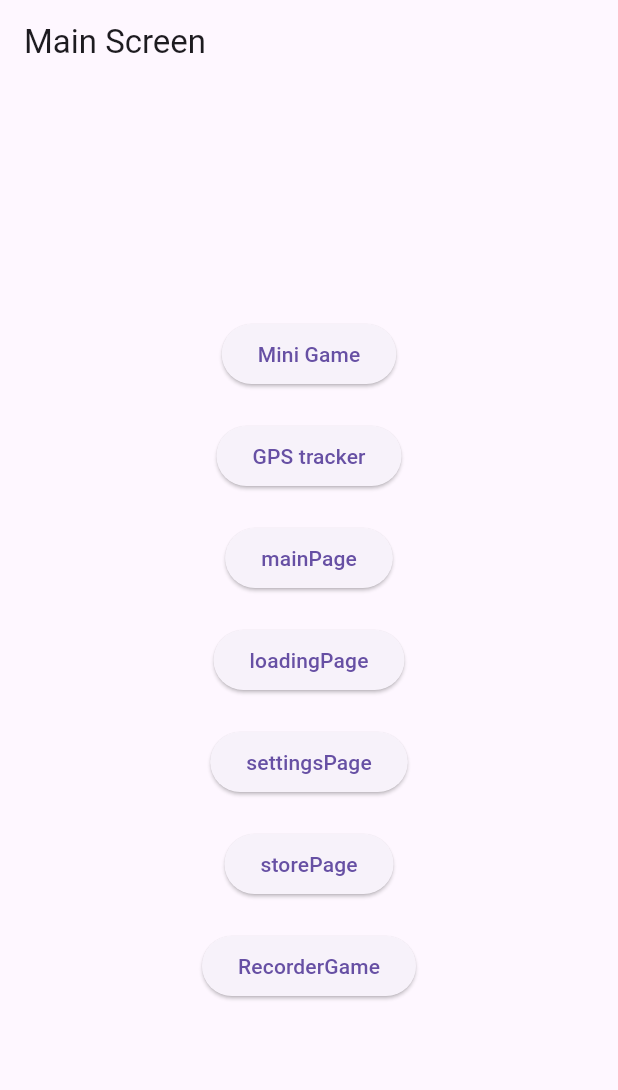
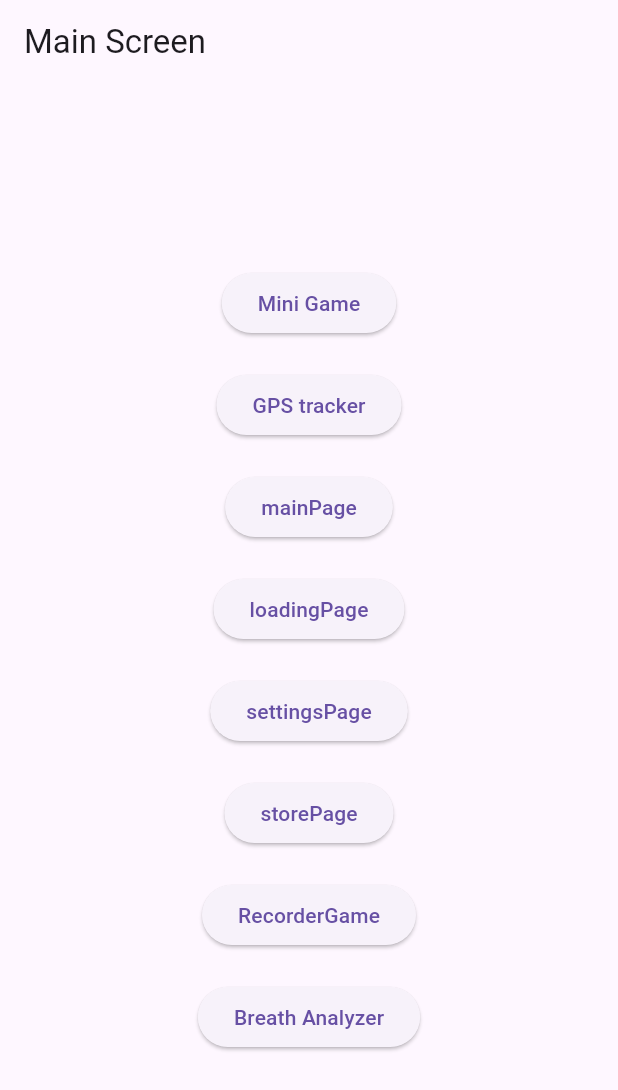
Before and after one commit to marmot8080/Soom-Charm, a Flutter app: the screen it shows after launch, on a phone screen of 412 x 824 dp. Shown: the top 1090 px of the screen. Run offline on Flutter 3.47's test engine with Material 3 defaults, Android fonts, the phone set to English and light mode, and no system bars; our stand-ins replace geolocator; missing offline and left inert: fftea, flame, record.

Commit message:
Add breath analyzer test page

```diff
--- a/lib/screens/main_screen.dart
+++ b/lib/screens/main_screen.dart
@@ -6,6 +6,7 @@ import 'package:soom_charm/screens/StorePage.dart';
 import 'package:soom_charm/screens/SettingPage.dart';
 import 'package:soom_charm/screens/MainPage.dart';
 import 'package:soom_charm/screens/LoadingPage.dart';
+import 'package:soom_charm/screens/BreathAnalyzerPage.dart';
 
 class MainScreen extends StatelessWidget {
   @override
@@ -89,6 +90,16 @@ class MainScreen extends StatelessWidget {
               },
               child: Text('RecorderGame'),
             ),
+            SizedBox(height: 20), // 버튼 간 간격 조정
+            ElevatedButton(
+              onPressed: () {
+                Navigator.push(
+                  context,
+                  MaterialPageRoute(builder: (context) => Breathanalyzerpage()),
+                );
+              },
+              child: Text('Breath Analyzer'),
+            ),
         ],
       ),
       ),
```
